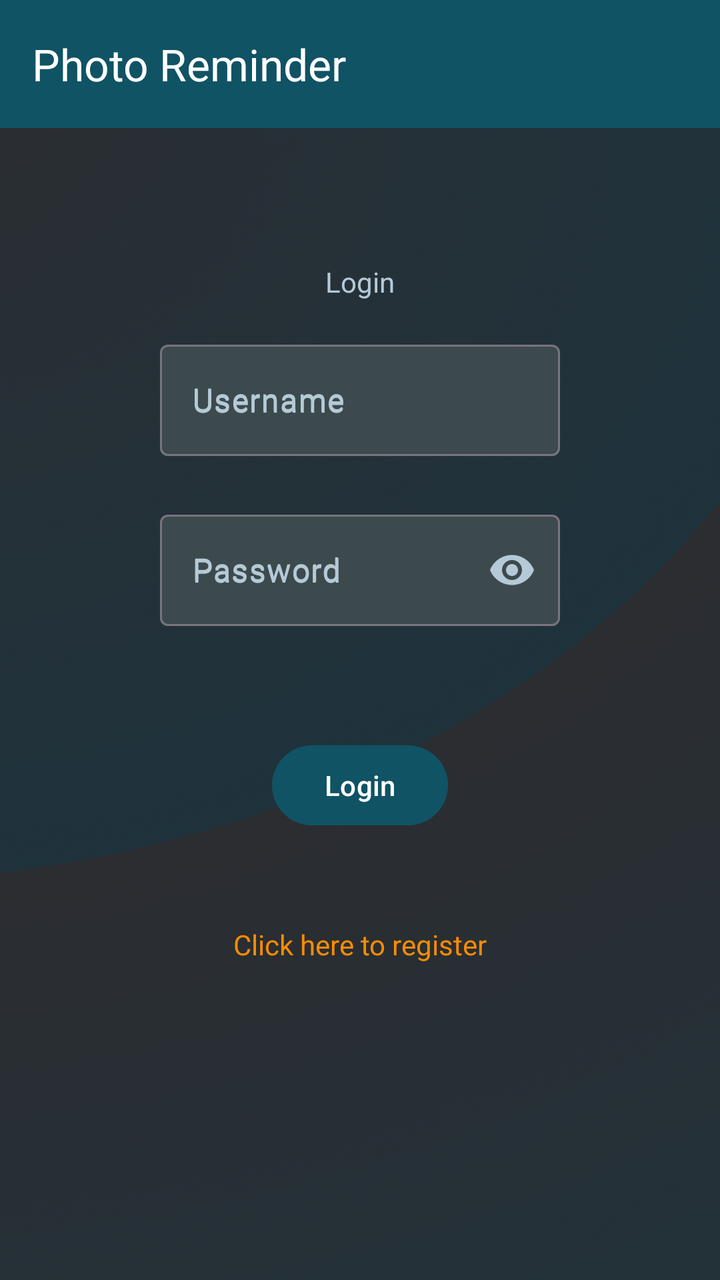
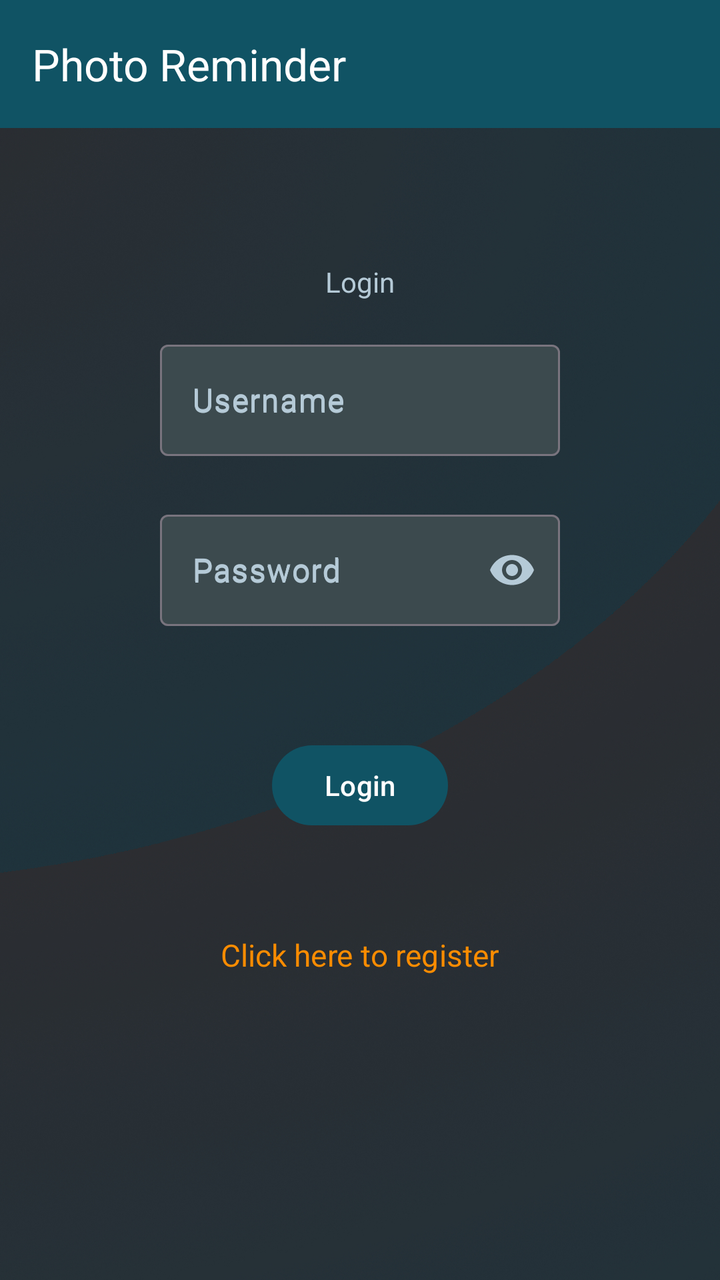

Before-and-after screenshots of an Android layout around one commit, followed by the original layout XML and the change that was made.
<!-- AndroidManifest.xml: application theme Theme.PhotoReminder -->
<!-- res/layout/fragment_login.xml -->
<?xml version="1.0" encoding="utf-8"?>
<androidx.constraintlayout.widget.ConstraintLayout xmlns:android="http://schemas.android.com/apk/res/android"
    xmlns:app="http://schemas.android.com/apk/res-auto"
    xmlns:tools="http://schemas.android.com/tools"
    android:id="@+id/frameLayout"
    android:layout_width="match_parent"
    android:layout_height="match_parent"
    tools:context=".LoginFragment">

    <com.google.android.material.appbar.MaterialToolbar
        android:id="@+id/LoginMaterialToolbar"
        android:layout_width="0dp"
        android:layout_height="wrap_content"
        android:background="@color/colorPrimary"
        android:minHeight="?attr/actionBarSize"
        android:theme="?attr/actionBarTheme"
        app:layout_constraintEnd_toEndOf="parent"
        app:layout_constraintStart_toStartOf="parent"
        app:layout_constraintTop_toTopOf="parent"
        app:subtitleTextColor="#FFFFFF"
        app:title="Photo Reminder"
        app:titleTextColor="#FFFFFF" />

    <com.google.android.material.textfield.TextInputLayout
        android:id="@+id/textInputLayout"
        android:layout_width="0dp"
        android:layout_height="wrap_content"
        android:layout_marginTop="24dp"
        android:hint="Password"
        android:textColorHint="@color/material_dynamic_secondary80"
        app:hintTextColor="@color/material_dynamic_secondary80"
        app:layout_constraintEnd_toEndOf="@+id/usernameTextLayout"
        app:layout_constraintStart_toStartOf="@+id/usernameTextLayout"
        app:layout_constraintTop_toBottomOf="@+id/usernameTextLayout"
        app:passwordToggleEnabled="true"
        app:passwordToggleTint="@color/material_dynamic_secondary80">


        <EditText
            android:id="@+id/passwordEditText"
            android:layout_width="match_parent"
            android:layout_height="match_parent"
            android:layout_weight="1"
            android:autofillHints="Pas"
            android:backgroundTint="@color/textDialog"
            android:backgroundTintMode="src_over"
            android:ems="10"
            android:hint="Password"
            android:inputType="textPassword"
            android:minWidth="50dp"
            android:textColor="#FFFFFF"
            android:textColorHighlight="@color/colorOnPrimary"
            android:textColorHint="@color/material_dynamic_secondary80" />
    </com.google.android.material.textfield.TextInputLayout>

    <com.google.android.material.textfield.TextInputLayout
        android:id="@+id/usernameTextLayout"
        android:layout_width="wrap_content"
        android:layout_height="wrap_content"
        android:hint="Username"
        android:textColorHint="@color/material_dynamic_secondary80"
        app:hintTextColor="@color/material_dynamic_secondary80"
        app:layout_constraintBottom_toBottomOf="parent"
        app:layout_constraintEnd_toEndOf="parent"
        app:layout_constraintStart_toStartOf="parent"
        app:layout_constraintTop_toBottomOf="@+id/LoginMaterialToolbar"
        app:layout_constraintVertical_bias="0.19999999">

        <com.google.android.material.textfield.TextInputEditText
            android:id="@+id/usernamEditText"
            android:layout_width="match_parent"
            android:layout_height="match_parent"
            android:backgroundTint="@color/textDialog"
            android:backgroundTintMode="screen"
            android:hint="Username"
            android:minWidth="200dp"
            android:textColor="#FFFFFF"
            android:textColorHighlight="@color/colorOnPrimary"
            android:textColorHint="@color/material_dynamic_secondary80" />
    </com.google.android.material.textfield.TextInputLayout>

    <Button
        android:id="@+id/loginButton"
        android:layout_width="wrap_content"
        android:layout_height="wrap_content"
        android:clickable="true"
        android:text="Login"
        app:layout_constraintBottom_toBottomOf="parent"
        app:layout_constraintEnd_toEndOf="parent"
        app:layout_constraintStart_toStartOf="parent"
        app:layout_constraintTop_toBottomOf="@+id/textInputLayout"
        app:layout_constraintVertical_bias="0.19999999" />

    <TextView
        android:id="@+id/loginTextView"
        android:layout_width="wrap_content"
        android:layout_height="wrap_content"
        android:text="Login"
        android:textColor="@color/colortexthint"
        android:textColorHint="@color/material_dynamic_secondary80"
        app:layout_constraintBottom_toTopOf="@+id/usernameTextLayout"
        app:layout_constraintEnd_toEndOf="@+id/usernameTextLayout"
        app:layout_constraintStart_toStartOf="@+id/usernameTextLayout"
        app:layout_constraintTop_toBottomOf="@+id/LoginMaterialToolbar"
        app:layout_constraintVertical_bias="0.8" />

    <TextView
        android:id="@+id/registerTextView"
        android:layout_width="wrap_content"
        android:layout_height="wrap_content"
        android:clickable="true"
        android:onClick="onClick"
        android:text="Click here to register"
        android:textColor="#FB8C00"
        app:layout_constraintBottom_toBottomOf="parent"
        app:layout_constraintEnd_toEndOf="parent"
        app:layout_constraintStart_toStartOf="parent"
        app:layout_constraintTop_toBottomOf="@+id/loginButton"
        app:layout_constraintVertical_bias="0.225" />

</androidx.constraintlayout.widget.ConstraintLayout>
<!-- resources referenced by this layout -->
<resources>
  <color name="colorOnPrimary">#FFFFFF</color>
  <color name="colorPrimary">#105364</color>
  <color name="colortexthint">@color/material_dynamic_secondary80</color>
  <color name="textDialog">#3C4A4E</color>
  <style name="Theme.PhotoReminder" parent="Base.Theme.PhotoReminder" />
  <style name="Base.Theme.PhotoReminder" parent="Theme.Material3.DayNight.NoActionBar">
          
  
         <item name="colorPrimary">@color/colorPrimary</item>
          <item name="colorOnPrimary">@color/colorOnPrimary</item>
          <item name="android:textColorPrimary">@color/colorOnPrimary</item>
          <item name="colorPrimaryDark">@color/colorPrimaryDark</item>
          <item name="android:navigationBarColor">@color/colorPrimaryDark</item>
          <item name="android:statusBarColor">@color/colorPrimaryDark</item>
          
             <item name="cardBackgroundColor">@color/colorPrimary</item>
             <item name="android:windowBackground">@drawable/background</item>
  
         </style>
  <color name="colorPrimaryDark">#093845</color>
  <!-- drawable background: jpg bitmap (drawable, 935019 bytes) -->
</resources>

<!-- the commit's change to res/layout/fragment_login.xml (unified diff, before → after) -->
@@ -67,7 +67,7 @@
         app:layout_constraintVertical_bias="0.19999999">
 
         <com.google.android.material.textfield.TextInputEditText
-            android:id="@+id/usernamEditText"
+            android:id="@+id/usernameEditText"
             android:layout_width="match_parent"
             android:layout_height="match_parent"
             android:backgroundTint="@color/textDialog"
@@ -110,12 +110,14 @@
         android:layout_height="wrap_content"
         android:clickable="true"
         android:onClick="onClick"
+        android:scaleX="1.1"
+        android:scaleY="1.1"
         android:text="Click here to register"
         android:textColor="#FB8C00"
         app:layout_constraintBottom_toBottomOf="parent"
         app:layout_constraintEnd_toEndOf="parent"
         app:layout_constraintStart_toStartOf="parent"
         app:layout_constraintTop_toBottomOf="@+id/loginButton"
-        app:layout_constraintVertical_bias="0.225" />
+        app:layout_constraintVertical_bias="0.25" />
 
 </androidx.constraintlayout.widget.ConstraintLayout>
